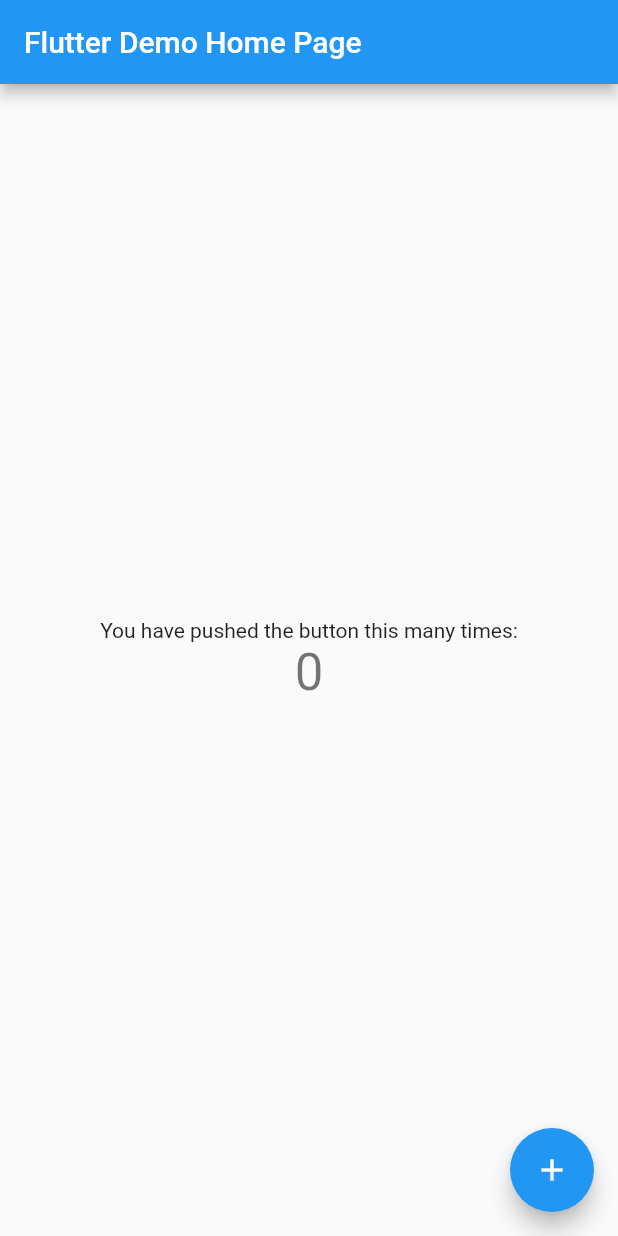
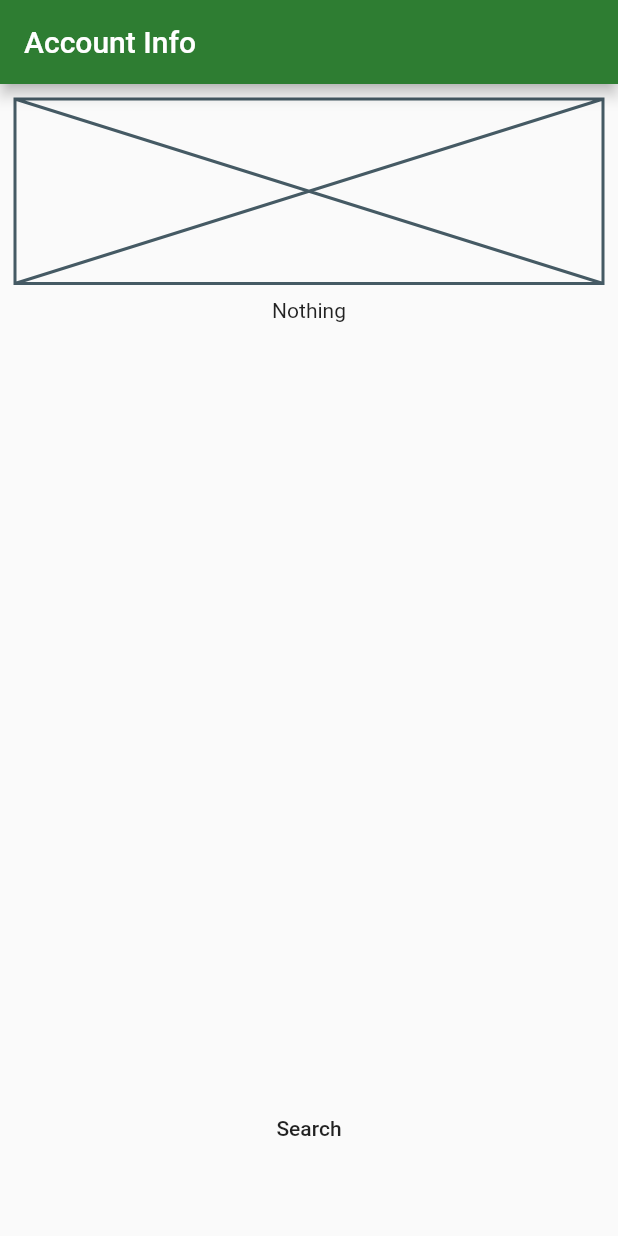
Before and after one commit to pastapareo/fusion-alice, a Flutter app: the screen it shows after launch, on a phone screen of 412 x 824 dp. Run offline on Flutter 3.47's test engine with Material 2 defaults, Android fonts, the phone set to English and light mode, and no system bars; our stand-ins replace bloc, dartz, data_connection_checker, equatable, flutter_bloc, get_it and 1 more.

Commit message:
Account Info page

```diff
--- /dev/null
+++ b/lib/features/ffdc/retail_intl/presentation/pages/account_info_page.dart
@@ -0,0 +1,64 @@
+import 'package:flutter/material.dart';
+import 'package:flutter_bloc/flutter_bloc.dart';
+import 'package:fusion_alice/features/ffdc/retail_intl/presentation/bloc/bloc.dart';
+import 'package:fusion_alice/features/ffdc/retail_intl/presentation/widgets/account_balances_controls.dart';
+import 'package:fusion_alice/features/ffdc/retail_intl/presentation/widgets/account_balances_display.dart';
+import 'package:fusion_alice/injection_container.dart';
+
+class AccountInfoPage extends StatelessWidget {
+  @override
+  Widget build(BuildContext context) {
+    return Scaffold(
+      appBar: AppBar(
+        title: Text('Account Info'),
+      ),
+      body: buildBody(context),
+    );
+  }
+
+  BlocProvider<AccountInfoBloc> buildBody(BuildContext context) {
+    return BlocProvider(
+      create: (_) => sl<AccountInfoBloc>(),
+      child: Padding(
+        padding: const EdgeInsets.all(10),
+        child: Column(
+          children: <Widget>[
+            Expanded(
+              flex: 2,
+              child: Placeholder(),
+            ),
+            SizedBox(height: 10),
+            Expanded(
+              flex: 8,
+              child: BlocBuilder<AccountInfoBloc, AccountInfoState>(
+                builder: (context, state) {
+                  if (state is Empty) {
+                    return Container(
+                      child: Text('Nothing'),
+                    );
+                  } else if (state is Error) {
+                    return Container(
+                      child: Text(state.message),
+                    );
+                  } else if (state is Loading) {
+                    return Container(
+                      child: Text('Loading'),
+                    );
+                  } else if (state is Loaded) {
+                    return AccountBalancesDisplay(
+                      balances: state.balances,
+                    );
+                  }
+                },
+              ),
+            ),
+            Expanded(
+              flex: 2,
+              child: AccountBalancesControls(),
+            ),
+          ],
+        ),
+      ),
+    );
+  }
+}
--- /dev/null
+++ b/lib/features/ffdc/retail_intl/presentation/widgets/account_balances_controls.dart
@@ -0,0 +1,28 @@
+import 'package:flutter/material.dart';
+import 'package:flutter_bloc/flutter_bloc.dart';
+import 'package:fusion_alice/features/ffdc/retail_intl/presentation/bloc/bloc.dart';
+
+class AccountBalancesControls extends StatefulWidget {
+  AccountBalancesControls({Key key}) : super(key: key);
+
+  @override
+  _AccountBalancesControlsState createState() => _AccountBalancesControlsState();
+}
+
+class _AccountBalancesControlsState extends State<AccountBalancesControls> {
+  @override
+  Widget build(BuildContext context) {
+    return Container(
+      child: FlatButton(
+        child: Text('Search'),
+        onPressed: () {
+          dispatch();
+        },
+      ),
+    );
+  }
+
+  void dispatch() {
+    BlocProvider.of<AccountInfoBloc>(context).add(GetAccountBalances('01010OA00P200'));
+  }
+}
--- a/lib/injection_container.dart
+++ b/lib/injection_container.dart
@@ -26,7 +26,7 @@ Future<void> init() async {
   );
 
   // *Use cases
-  sl.registerLazySingleton(() => useCase.GetAccountBalances);
+  sl.registerLazySingleton(() => useCase.GetAccountBalances(sl()));
 
   // *Repository
   sl.registerLazySingleton<AccountInfoRepository>(() => DataAccountInfoRepository(
--- a/lib/main.dart
+++ b/lib/main.dart
@@ -1,4 +1,5 @@
 import 'package:flutter/material.dart';
+import 'package:fusion_alice/features/ffdc/retail_intl/presentation/pages/account_info_page.dart';
 import 'injection_container.dart' as di;
 
 void main() async {
@@ -7,109 +8,16 @@ void main() async {
 }
 
 class MyApp extends StatelessWidget {
-  // This widget is the root of your application.
+  @override
   @override
   Widget build(BuildContext context) {
     return MaterialApp(
-      title: 'Flutter Demo',
+      title: 'Account Info',
       theme: ThemeData(
-        // This is the theme of your application.
-        //
-        // Try running your application with "flutter run". You'll see the
-        // application has a blue toolbar. Then, without quitting the app, try
-        // changing the primarySwatch below to Colors.green and then invoke
-        // "hot reload" (press "r" in the console where you ran "flutter run",
-        // or simply save your changes to "hot reload" in a Flutter IDE).
-        // Notice that the counter didn't reset back to zero; the application
-        // is not restarted.
-        primarySwatch: Colors.blue,
+        primaryColor: Colors.green.shade800,
+        accentColor: Colors.green.shade600,
       ),
-      home: MyHomePage(title: 'Flutter Demo Home Page'),
+      home: AccountInfoPage(),
     );
   }
 }
-
-class MyHomePage extends StatefulWidget {
-  MyHomePage({Key key, this.title}) : super(key: key);
-
-  // This widget is the home page of your application. It is stateful, meaning
-  // that it has a State object (defined below) that contains fields that affect
-  // how it looks.
-
-  // This class is the configuration for the state. It holds the values (in this
-  // case the title) provided by the parent (in this case the App widget) and
-  // used by the build method of the State. Fields in a Widget subclass are
-  // always marked "final".
-
-  final String title;
-
-  @override
-  _MyHomePageState createState() => _MyHomePageState();
-}
-
-class _MyHomePageState extends State<MyHomePage> {
-  int _counter = 0;
-
-  void _incrementCounter() {
-    setState(() {
-      // This call to setState tells the Flutter framework that something has
-      // changed in this State, which causes it to rerun the build method below
-      // so that the display can reflect the updated values. If we changed
-      // _counter without calling setState(), then the build method would not be
-      // called again, and so nothing would appear to happen.
-      _counter++;
-    });
-  }
-
-  @override
-  Widget build(BuildContext context) {
-    // This method is rerun every time setState is called, for instance as done
-    // by the _incrementCounter method above.
-    //
-    // The Flutter framework has been optimized to make rerunning build methods
-    // fast, so that you can just rebuild anything that needs updating rather
-    // than having to individually change instances of widgets.
-    return Scaffold(
-      appBar: AppBar(
-        // Here we take the value from the MyHomePage object that was created by
-        // the App.build method, and use it to set our appbar title.
-        title: Text(widget.title),
-      ),
-      body: Center(
-        // Center is a layout widget. It takes a single child and positions it
-        // in the middle of the parent.
-        child: Column(
-          // Column is also a layout widget. It takes a list of children and
-          // arranges them vertically. By default, it sizes itself to fit its
-          // children horizontally, and tries to be as tall as its parent.
-          //
-          // Invoke "debug painting" (press "p" in the console, choose the
-          // "Toggle Debug Paint" action from the Flutter Inspector in Android
-          // Studio, or the "Toggle Debug Paint" command in Visual Studio Code)
-          // to see the wireframe for each widget.
-          //
-          // Column has various properties to control how it sizes itself and
-          // how it positions its children. Here we use mainAxisAlignment to
-          // center the children vertically; the main axis here is the vertical
-          // axis because Columns are vertical (the cross axis would be
-          // horizontal).
-          mainAxisAlignment: MainAxisAlignment.center,
-          children: <Widget>[
-            Text(
-              'You have pushed the button this many times:',
-            ),
-            Text(
-              '$_counter',
-              style: Theme.of(context).textTheme.display1,
-            ),
-          ],
-        ),
-      ),
-      floatingActionButton: FloatingActionButton(
-        onPressed: _incrementCounter,
-        tooltip: 'Increment',
-        child: Icon(Icons.add),
-      ), // This trailing comma makes auto-formatting nicer for build methods.
-    );
-  }
-}
```
Also changed, not shown: lib/features/ffdc/retail_intl/presentation/widgets/account_balances_display.dart (added, +35 -0 lines).
